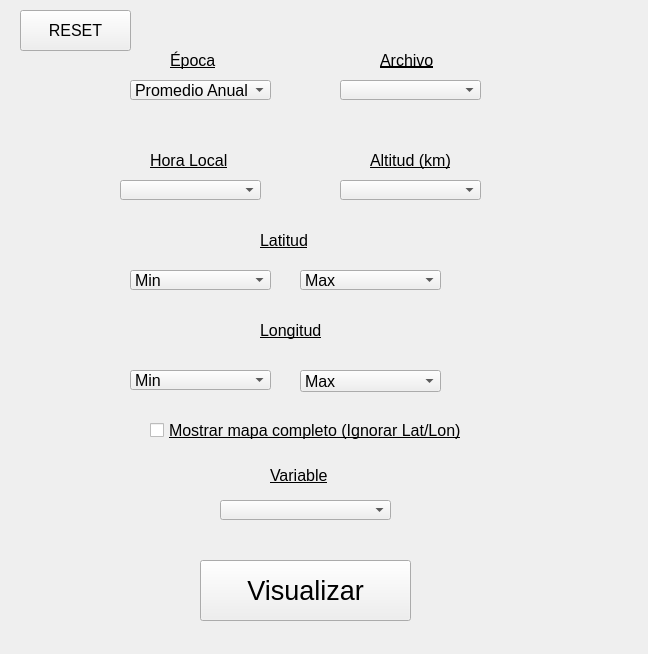
The window that mcd_visualizer_dockwidget_base.ui (davidsr21/mcd_visualizer) describes before a commit, drawn with Qt 5.
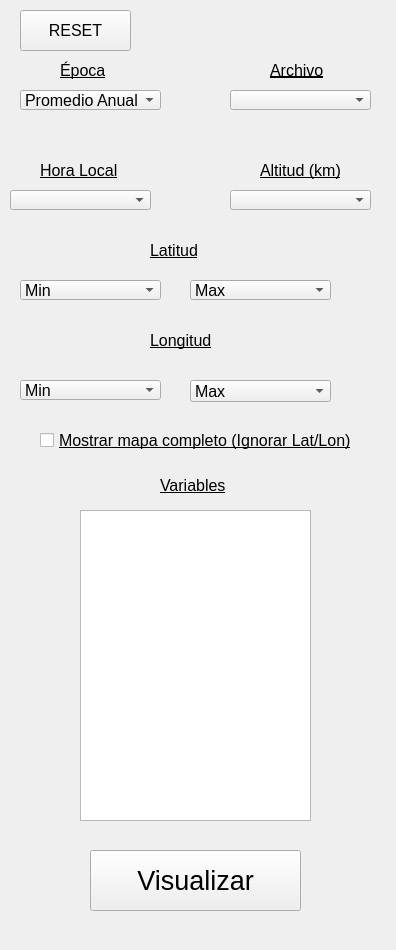
The same window after the commit.

Commit message: Multi-variable selection enabled + Max/Min GUI size fixed

```diff
--- a/mcd_visualizer_dockwidget_base.ui
+++ b/mcd_visualizer_dockwidget_base.ui
@@ -6,16 +6,25 @@
    <rect>
     <x>0</x>
     <y>0</y>
-    <width>648</width>
-    <height>654</height>
+    <width>396</width>
+    <height>950</height>
    </rect>
   </property>
   <property name="minimumSize">
    <size>
-    <width>648</width>
-    <height>467</height>
+    <width>396</width>
+    <height>150</height>
    </size>
   </property>
+  <property name="maximumSize">
+   <size>
+    <width>396</width>
+    <height>950</height>
+   </size>
+  </property>
+  <property name="layoutDirection">
+   <enum>Qt::LeftToRight</enum>
+  </property>
   <property name="windowTitle">
    <string>MCD_Visualizer</string>
   </property>
@@ -23,8 +32,8 @@
    <widget class="QLabel" name="Label_Epoca">
     <property name="geometry">
      <rect>
-      <x>170</x>
-      <y>50</y>
+      <x>60</x>
+      <y>60</y>
       <width>71</width>
       <height>21</height>
      </rect>
@@ -42,8 +51,8 @@
    <widget class="QComboBox" name="Combo_Epoca">
     <property name="geometry">
      <rect>
-      <x>130</x>
-      <y>80</y>
+      <x>20</x>
+      <y>90</y>
       <width>141</width>
       <height>20</height>
      </rect>
@@ -137,8 +146,8 @@
    <widget class="QComboBox" name="Combo_Archivo">
     <property name="geometry">
      <rect>
-      <x>340</x>
-      <y>80</y>
+      <x>230</x>
+      <y>90</y>
       <width>141</width>
       <height>20</height>
      </rect>
@@ -152,8 +161,8 @@
    <widget class="QLabel" name="Label_Hora_Local">
     <property name="geometry">
      <rect>
-      <x>150</x>
-      <y>150</y>
+      <x>40</x>
+      <y>160</y>
       <width>111</width>
       <height>21</height>
      </rect>
@@ -171,8 +180,8 @@
    <widget class="QComboBox" name="Combo_Hora">
     <property name="geometry">
      <rect>
-      <x>120</x>
-      <y>180</y>
+      <x>10</x>
+      <y>190</y>
       <width>141</width>
       <height>20</height>
      </rect>
@@ -195,8 +204,8 @@
    <widget class="QLabel" name="Label_Altitud">
     <property name="geometry">
      <rect>
-      <x>370</x>
-      <y>150</y>
+      <x>260</x>
+      <y>160</y>
       <width>111</width>
       <height>21</height>
      </rect>
@@ -214,8 +223,8 @@
    <widget class="QComboBox" name="Combo_Altitud">
     <property name="geometry">
      <rect>
-      <x>340</x>
-      <y>180</y>
+      <x>230</x>
+      <y>190</y>
       <width>141</width>
       <height>20</height>
      </rect>
@@ -234,8 +243,8 @@
    <widget class="QLabel" name="Label_Latitud">
     <property name="geometry">
      <rect>
-      <x>260</x>
-      <y>230</y>
+      <x>150</x>
+      <y>240</y>
       <width>91</width>
       <height>21</height>
      </rect>
@@ -253,8 +262,8 @@
    <widget class="QLabel" name="Label_Longitud">
     <property name="geometry">
      <rect>
-      <x>260</x>
-      <y>320</y>
+      <x>150</x>
+      <y>330</y>
       <width>81</width>
       <height>21</height>
      </rect>
@@ -272,8 +281,8 @@
    <widget class="QComboBox" name="Combo_Longitud_Min">
     <property name="geometry">
      <rect>
-      <x>130</x>
-      <y>370</y>
+      <x>20</x>
+      <y>380</y>
       <width>141</width>
       <height>20</height>
      </rect>
@@ -292,8 +301,8 @@
    <widget class="QLabel" name="Label_Variable">
     <property name="geometry">
      <rect>
-      <x>270</x>
-      <y>460</y>
+      <x>160</x>
+      <y>470</y>
       <width>71</width>
       <height>31</height>
      </rect>
@@ -305,29 +314,14 @@
      </font>
     </property>
     <property name="text">
-     <string>Variable</string>
-    </property>
-   </widget>
-   <widget class="QComboBox" name="Combo_Variable">
-    <property name="geometry">
-     <rect>
-      <x>220</x>
-      <y>500</y>
-      <width>171</width>
-      <height>20</height>
-     </rect>
-    </property>
-    <property name="font">
-     <font>
-      <pointsize>12</pointsize>
-     </font>
+     <string>Variables</string>
     </property>
    </widget>
    <widget class="QPushButton" name="Push_Visualizar">
     <property name="geometry">
      <rect>
-      <x>200</x>
-      <y>560</y>
+      <x>90</x>
+      <y>850</y>
       <width>211</width>
       <height>61</height>
      </rect>
@@ -344,8 +338,8 @@
    <widget class="QCheckBox" name="Check_Mapa">
     <property name="geometry">
      <rect>
-      <x>150</x>
-      <y>420</y>
+      <x>40</x>
+      <y>430</y>
       <width>321</width>
       <height>21</height>
      </rect>
@@ -363,8 +357,8 @@
    <widget class="QComboBox" name="Combo_Latitud_Min">
     <property name="geometry">
      <rect>
-      <x>130</x>
-      <y>270</y>
+      <x>20</x>
+      <y>280</y>
       <width>141</width>
       <height>20</height>
      </rect>
@@ -383,8 +377,8 @@
    <widget class="QComboBox" name="Combo_Latitud_Max">
     <property name="geometry">
      <rect>
-      <x>300</x>
-      <y>270</y>
+      <x>190</x>
+      <y>280</y>
       <width>141</width>
       <height>20</height>
      </rect>
@@ -403,8 +397,8 @@
    <widget class="QComboBox" name="Combo_Longitud_Max">
     <property name="geometry">
      <rect>
-      <x>300</x>
-      <y>370</y>
+      <x>190</x>
+      <y>380</y>
       <width>141</width>
       <height>22</height>
      </rect>
@@ -423,8 +417,8 @@
    <widget class="QLabel" name="Label_Archivo">
     <property name="geometry">
      <rect>
-      <x>380</x>
-      <y>50</y>
+      <x>270</x>
+      <y>60</y>
       <width>81</width>
       <height>20</height>
      </rect>
@@ -457,6 +451,22 @@
      <string>RESET</string>
     </property>
    </widget>
+   <widget class="QListWidget" name="Combo_Variable">
+    <property name="geometry">
+     <rect>
+      <x>80</x>
+      <y>510</y>
+      <width>231</width>
+      <height>311</height>
+     </rect>
+    </property>
+    <property name="focusPolicy">
+     <enum>Qt::ClickFocus</enum>
+    </property>
+    <property name="selectionMode">
+     <enum>QAbstractItemView::MultiSelection</enum>
+    </property>
+   </widget>
   </widget>
  </widget>
  <resources/>
```
The commit also changes 2 other files.
